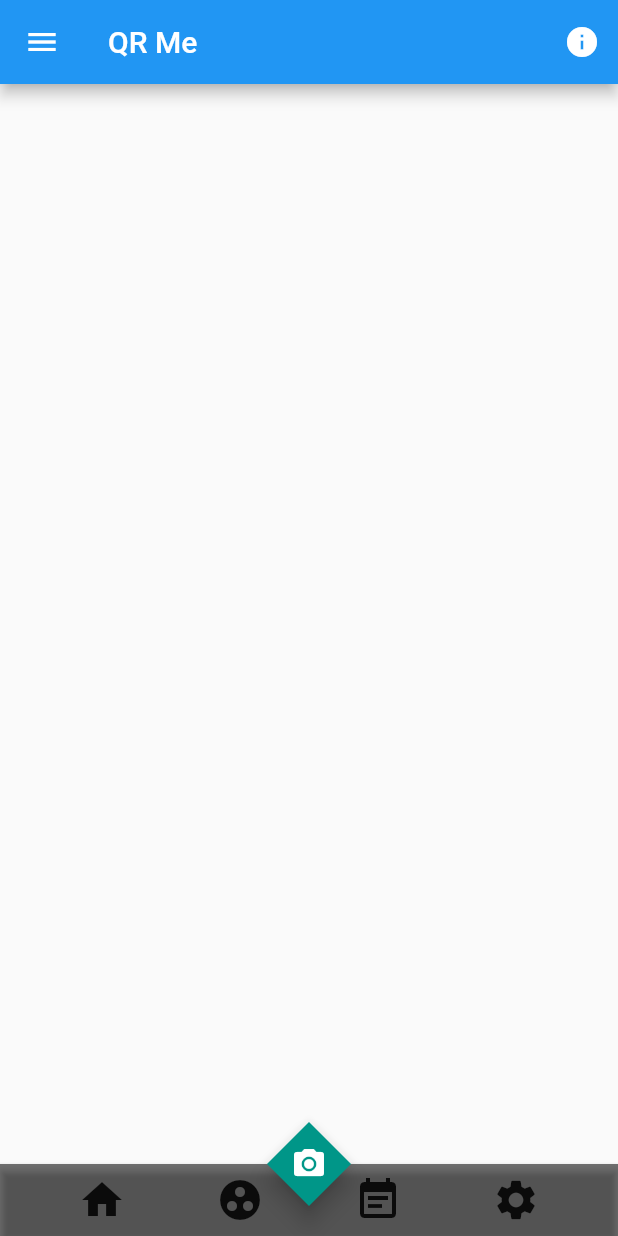
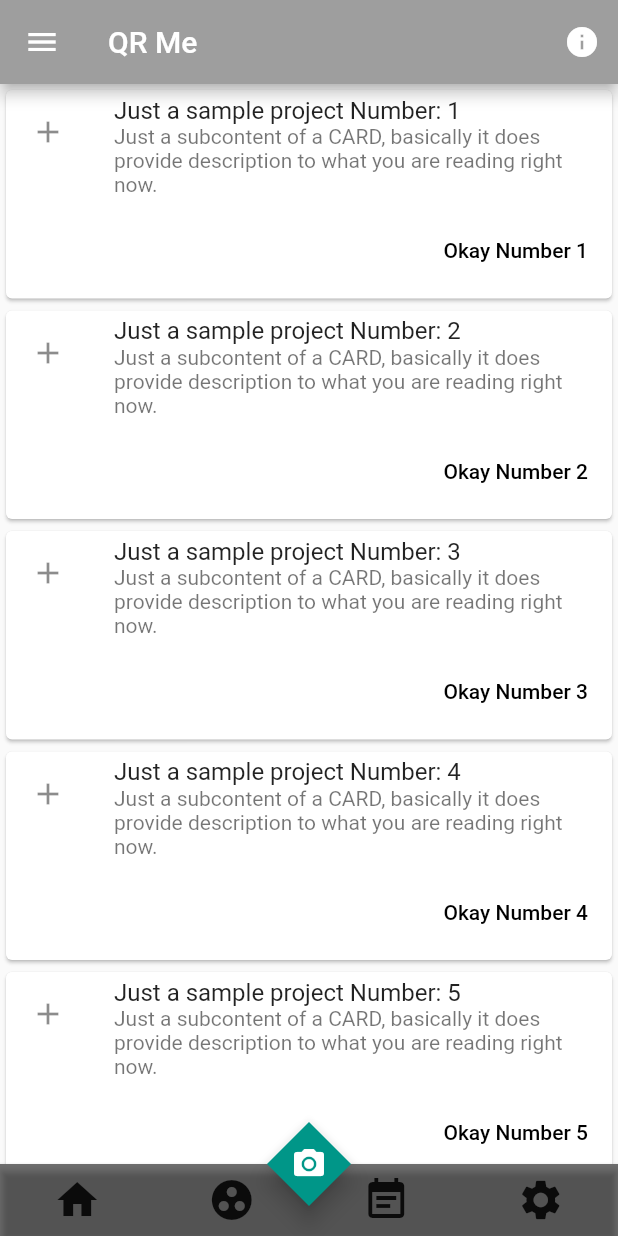
Before and after one commit to ram231/qr_me, a Flutter app: the screen it shows after launch, after a tap on "Log in with Google", on a phone screen of 412 x 824 dp. Run offline on Flutter 3.47's test engine with Material 2 defaults, Android fonts, the phone set to English and light mode, and no system bars; our stand-ins replace firebase_auth, google_sign_in; accounts and stored records are empty; statements that could not run were skipped.

Commit message:
Removed messy code

```diff
--- a/lib/home.dart
+++ b/lib/home.dart
@@ -30,7 +30,7 @@ class _MyHomePageState extends State<MyHomePage> {
           hasNotch: true,
           color: Colors.black54,
           child: Row(
-            mainAxisAlignment: MainAxisAlignment.spaceEvenly,
+            mainAxisAlignment: MainAxisAlignment.spaceAround,
             children: <Widget>[
               IconButton(
                 icon: Icon(Icons.home),
@@ -54,7 +54,30 @@ class _MyHomePageState extends State<MyHomePage> {
               ),
             ],
           )),
-      body: Center(),
+      body: ListView.builder(
+        itemCount: 10,
+        itemBuilder: (context, index) {
+          return Card(
+              child: Column(
+                mainAxisSize: MainAxisSize.min,
+            children: <Widget>[
+              ListTile(
+                leading: Icon(Icons.add),
+                subtitle: Text(
+                    "Just a subcontent of a CARD, basically it does provide description to what you are reading right now."),
+                title: Text("Just a sample project Number: ${index+1}"),
+              ),
+              ButtonTheme.bar(
+                child: ButtonBar(
+                  children: <Widget>[
+                    FlatButton(child: Text("Okay Number ${index + 1}"),onPressed: (){},)
+                  ],
+                ),
+              )
+            ],
+          ));
+        },
+      ),
       appBar: AppBar(
         title: Text("QR Me"),
         actions: <Widget>[
@@ -97,16 +120,19 @@ final FutureBuilder<FirebaseUser> userProfile = new FutureBuilder(
   builder: (context, snapshot) {
     if (snapshot.connectionState == ConnectionState.done) {
       return UserAccountsDrawerHeader(
-                      onDetailsPressed: (){},
-                      accountName: Text(snapshot.data.displayName,style: TextStyle(fontWeight: FontWeight.bold,fontSize: 24.0)),
+        onDetailsPressed: () {},
+        accountName: Text(snapshot.data.displayName,
+            style: TextStyle(fontWeight: FontWeight.bold, fontSize: 24.0)),
         accountEmail: Text(snapshot.data.email),
-                      currentAccountPicture: CircleAvatar(backgroundImage: NetworkImage(snapshot.data.photoUrl)),
+        currentAccountPicture:
+            CircleAvatar(backgroundImage: NetworkImage(snapshot.data.photoUrl)),
       );
     } else {
       return Text("Loading...");
     }
   },
 );
+
 class _DiamondFab extends StatefulWidget {
   const _DiamondFab({
     this.child,
--- a/lib/main.dart
+++ b/lib/main.dart
@@ -21,7 +21,7 @@ class MyApp extends StatelessWidget {
       theme: ThemeData(
         brightness: Brightness.light,
         primaryColorBrightness: Brightness.dark,
-        primaryColor: Colors.blue,
+        primaryColor: Colors.grey,
       ),
     );
   }
@@ -90,15 +90,6 @@ class _LoginPageState extends State<LoginPage> {
                       });
                     },
                   ),
-                  new FutureBuilder<String>(
-                      future: _message,
-                      builder: (_, AsyncSnapshot<String> snapshot) {
-                        return Text(
-                          snapshot.data ?? '',
-                          style: TextStyle(
-                              color: const Color.fromARGB(255, 0, 155, 0)),
-                        );
-                      })
                 ],
               )),
         ],
```
Lines whose indentation alone changed are shown as unchanged.
